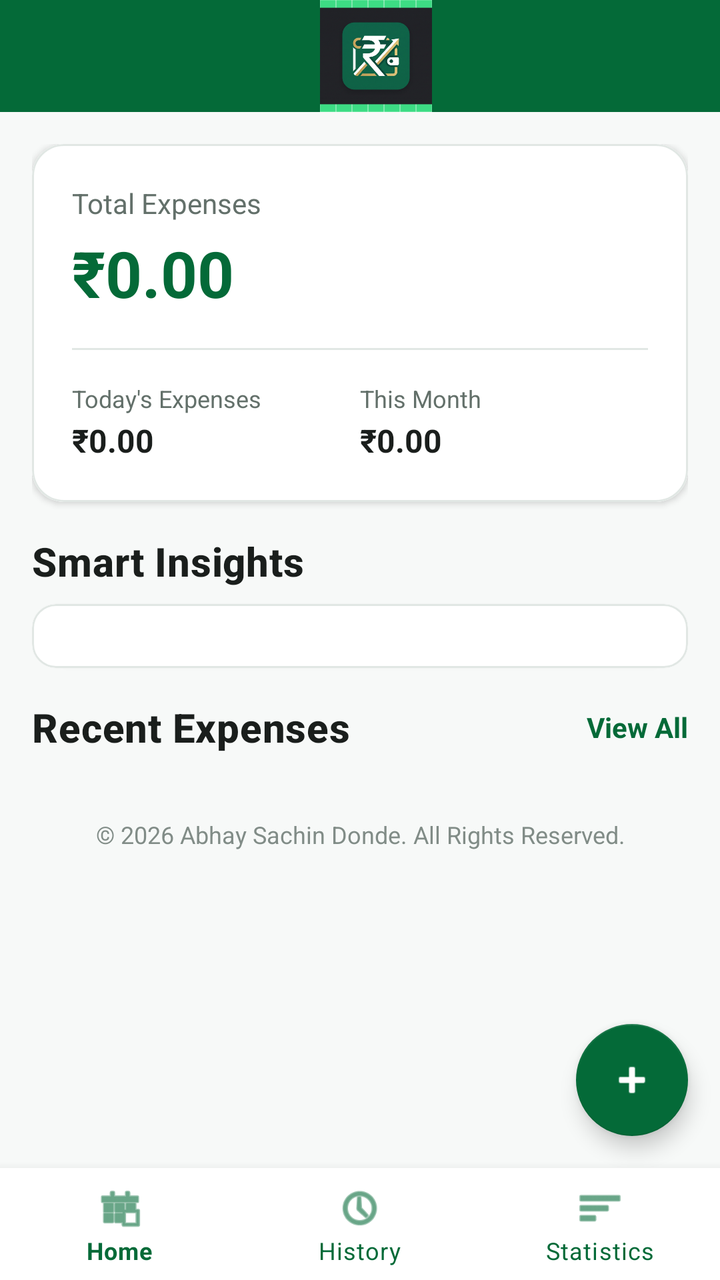
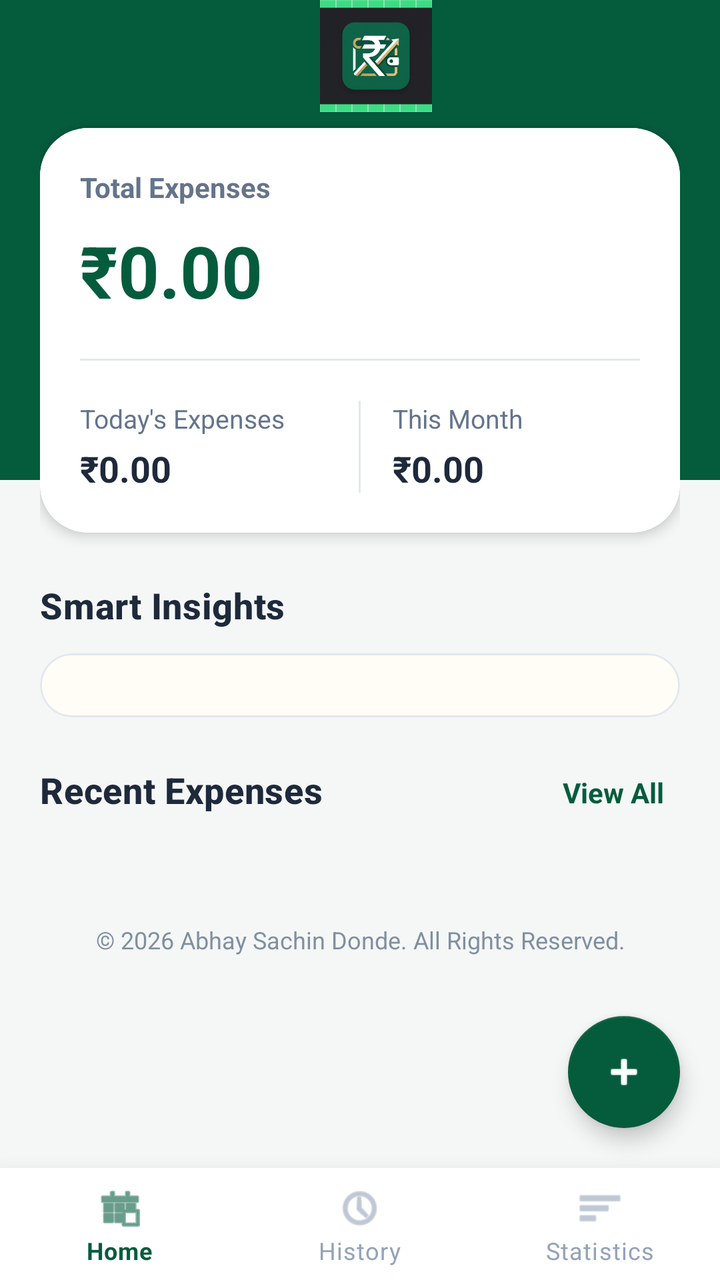

Compare the two renders of this Android layout. The source of the first and the diff that turns it into the second are given below.
<!-- AndroidManifest.xml: application theme Theme.DailyHisaab -->
<!-- res/layout/activity_main.xml -->
<?xml version="1.0" encoding="utf-8"?>
<androidx.constraintlayout.widget.ConstraintLayout
    xmlns:android="http://schemas.android.com/apk/res/android"
    xmlns:app="http://schemas.android.com/apk/res-auto"
    xmlns:tools="http://schemas.android.com/tools"
    android:layout_width="match_parent"
    android:layout_height="match_parent"
    android:background="?android:attr/colorBackground"
    tools:context=".MainActivity">

    
    <com.google.android.material.appbar.AppBarLayout
        android:id="@+id/appBarLayout"
        android:layout_width="match_parent"
        android:layout_height="wrap_content"
        app:layout_constraintTop_toTopOf="parent">
        <androidx.appcompat.widget.Toolbar
            android:id="@+id/toolbar"
            android:layout_width="match_parent"
            android:layout_height="?attr/actionBarSize"
            android:background="?attr/colorPrimary"
            app:title="@string/dashboard_title"
            app:titleTextColor="?attr/colorOnPrimary"
            app:logo="@drawable/ic_logo"
            app:titleMarginStart="16dp"/>
    </com.google.android.material.appbar.AppBarLayout>

    <androidx.core.widget.NestedScrollView
        android:layout_width="match_parent"
        android:layout_height="0dp"
        app:layout_constraintTop_toBottomOf="@id/appBarLayout"
        app:layout_constraintBottom_toTopOf="@id/bottomNavigation">

        <LinearLayout
            android:layout_width="match_parent"
            android:layout_height="wrap_content"
            android:orientation="vertical"
            android:padding="@dimen/activity_margin">

            
            <com.google.android.material.card.MaterialCardView
                android:layout_width="match_parent"
                android:layout_height="wrap_content"
                android:layout_marginBottom="16dp"
                app:cardCornerRadius="16dp"
                app:cardElevation="2dp"
                app:strokeWidth="1dp"
                app:strokeColor="@color/divider">

                <LinearLayout
                    android:layout_width="match_parent"
                    android:layout_height="wrap_content"
                    android:orientation="vertical"
                    android:padding="20dp"
                    android:background="?attr/colorSurface">

                    <TextView
                        android:layout_width="wrap_content"
                        android:layout_height="wrap_content"
                        android:text="@string/total_expenses"
                        android:textSize="14sp"
                        android:textColor="?android:attr/textColorSecondary"/>
                    <TextView
                        android:id="@+id/tvTotalExpenses"
                        android:layout_width="wrap_content"
                        android:layout_height="wrap_content"
                        android:layout_marginTop="4dp"
                        android:text="₹0.00"
                        android:textSize="32sp"
                        android:textColor="?attr/colorPrimary"
                        android:textStyle="bold"/>

                    <View
                        android:layout_width="match_parent"
                        android:layout_height="1dp"
                        android:background="@color/divider"
                        android:layout_marginTop="16dp"
                        android:layout_marginBottom="16dp"/>

                    <LinearLayout
                        android:layout_width="match_parent"
                        android:layout_height="wrap_content"
                        android:orientation="horizontal"
                        android:baselineAligned="false">
                        <LinearLayout
                            android:layout_width="0dp"
                            android:layout_height="wrap_content"
                            android:layout_weight="1"
                            android:orientation="vertical">
                            <TextView
                                android:layout_width="wrap_content"
                                android:layout_height="wrap_content"
                                android:text="@string/today_expenses"
                                android:textSize="12sp"
                                android:textColor="?android:attr/textColorSecondary"/>
                            <TextView
                                android:id="@+id/tvTodayExpenses"
                                android:layout_width="wrap_content"
                                android:layout_height="wrap_content"
                                android:layout_marginTop="2dp"
                                android:text="₹0.00"
                                android:textSize="16sp"
                                android:textColor="?android:attr/textColorPrimary"
                                android:textStyle="bold"/>
                        </LinearLayout>
                        <LinearLayout
                            android:layout_width="0dp"
                            android:layout_height="wrap_content"
                            android:layout_weight="1"
                            android:orientation="vertical">
                            <TextView
                                android:layout_width="wrap_content"
                                android:layout_height="wrap_content"
                                android:text="@string/month_expenses"
                                android:textSize="12sp"
                                android:textColor="?android:attr/textColorSecondary"/>
                            <TextView
                                android:id="@+id/tvMonthExpenses"
                                android:layout_width="wrap_content"
                                android:layout_height="wrap_content"
                                android:layout_marginTop="2dp"
                                android:text="₹0.00"
                                android:textSize="16sp"
                                android:textColor="?android:attr/textColorPrimary"
                                android:textStyle="bold"/>
                        </LinearLayout>
                    </LinearLayout>

                    <LinearLayout
                        android:id="@+id/layoutBudget"
                        android:layout_width="match_parent"
                        android:layout_height="wrap_content"
                        android:orientation="vertical"
                        android:layout_marginTop="16dp"
                        android:visibility="gone">

                        <RelativeLayout
                            android:layout_width="match_parent"
                            android:layout_height="wrap_content">
                            <TextView
                                android:layout_width="wrap_content"
                                android:layout_height="wrap_content"
                                android:text="@string/monthly_budget"
                                android:textSize="12sp"
                                android:textColor="?android:attr/textColorSecondary"/>
                            <TextView
                                android:id="@+id/tvBudgetRemaining"
                                android:layout_width="wrap_content"
                                android:layout_height="wrap_content"
                                android:text="Remaining: ₹0.00"
                                android:textSize="12sp"
                                android:textColor="?android:attr/textColorSecondary"
                                android:layout_alignParentEnd="true"/>
                        </RelativeLayout>

                        <com.google.android.material.progressindicator.LinearProgressIndicator
                            android:id="@+id/progressBudget"
                            android:layout_width="match_parent"
                            android:layout_height="wrap_content"
                            android:layout_marginTop="8dp"
                            app:trackColor="@color/budgetTrack"
                            app:indicatorColor="?attr/colorPrimary"
                            app:trackCornerRadius="4dp"/>
                    </LinearLayout>

                </LinearLayout>
            </com.google.android.material.card.MaterialCardView>

            
            <TextView
                android:layout_width="wrap_content"
                android:layout_height="wrap_content"
                android:text="@string/smart_insights"
                style="@style/CardTitleStyle"
                android:layout_marginBottom="8dp"/>

            <com.google.android.material.card.MaterialCardView
                android:layout_width="match_parent"
                android:layout_height="wrap_content"
                android:layout_marginBottom="16dp"
                app:cardCornerRadius="12dp"
                app:cardElevation="1dp"
                app:strokeWidth="1dp"
                app:strokeColor="@color/divider">
                <LinearLayout
                    android:id="@+id/layoutInsights"
                    android:layout_width="match_parent"
                    android:layout_height="wrap_content"
                    android:orientation="vertical"
                    android:padding="16dp"
                    android:background="?attr/colorSurface"/>
            </com.google.android.material.card.MaterialCardView>

            
            <RelativeLayout
                android:layout_width="match_parent"
                android:layout_height="wrap_content"
                android:layout_marginBottom="8dp">
                <TextView
                    android:layout_width="wrap_content"
                    android:layout_height="wrap_content"
                    android:text="@string/recent_expenses"
                    android:layout_alignParentStart="true"
                    style="@style/CardTitleStyle" />
                <TextView
                    android:id="@+id/tvViewAll"
                    android:layout_width="wrap_content"
                    android:layout_height="wrap_content"
                    android:text="@string/view_all"
                    android:textColor="?attr/colorPrimary"
                    android:layout_alignParentEnd="true"
                    android:layout_centerVertical="true"
                    android:textStyle="bold"
                    android:clickable="true"
                    android:focusable="true"
                    android:background="?attr/selectableItemBackground"/>
            </RelativeLayout>

            
            <androidx.recyclerview.widget.RecyclerView
                android:id="@+id/rvRecentExpenses"
                android:layout_width="match_parent"
                android:layout_height="wrap_content"
                android:nestedScrollingEnabled="false"/>

            <TextView
                android:id="@+id/tvEmptyRecent"
                android:layout_width="match_parent"
                android:layout_height="wrap_content"
                android:text="@string/no_recent_expenses"
                android:gravity="center"
                android:layout_marginTop="16dp"
                android:layout_marginBottom="16dp"
                android:textColor="?android:attr/textColorSecondary"
                android:visibility="gone"/>

            
            <include layout="@layout/layout_footer"
                android:layout_width="match_parent"
                android:layout_height="wrap_content"
                android:layout_marginTop="8dp"/>

        </LinearLayout>
    </androidx.core.widget.NestedScrollView>

    <com.google.android.material.floatingactionbutton.FloatingActionButton
        android:id="@+id/fabAddExpense"
        android:layout_width="wrap_content"
        android:layout_height="wrap_content"
        android:layout_margin="@dimen/fab_margin"
        android:src="@android:drawable/ic_input_add"
        app:tint="?attr/colorOnPrimary"
        app:backgroundTint="?attr/colorPrimary"
        app:layout_constraintBottom_toTopOf="@id/bottomNavigation"
        app:layout_constraintEnd_toEndOf="parent"
        android:contentDescription="@string/add_expense_title" />

    <com.google.android.material.bottomnavigation.BottomNavigationView
        android:id="@+id/bottomNavigation"
        android:layout_width="match_parent"
        android:layout_height="wrap_content"
        app:layout_constraintBottom_toBottomOf="parent"
        app:menu="@menu/bottom_nav_menu"
        android:background="?attr/colorSurface"
        app:itemIconTint="?attr/colorPrimary"
        app:itemTextColor="?attr/colorPrimary"/>

</androidx.constraintlayout.widget.ConstraintLayout>
<!-- res/layout/layout_footer.xml (included above) -->
<?xml version="1.0" encoding="utf-8"?>
<TextView xmlns:android="http://schemas.android.com/apk/res/android"
    android:layout_width="match_parent"
    android:layout_height="wrap_content"
    android:text="@string/footer_copyright"
    android:textSize="12sp"
    android:textColor="?android:attr/textColorSecondary"
    android:gravity="center"
    android:paddingTop="16dp"
    android:paddingBottom="16dp"
    android:alpha="0.8"/>
<!-- resources referenced by this layout -->
<resources>
  <color name="budgetTrack">#E1E7E4</color>
  <color name="divider">#E1E7E4</color>
  <dimen name="activity_margin">16dp</dimen>
  <dimen name="fab_margin">16dp</dimen>
  <!-- drawable ic_logo: png bitmap (drawable, 210172 bytes) -->
  <string name="add_expense_title">Add Expense</string>
  <string name="dashboard_title">Dashboard</string>
  <string name="footer_copyright">© 2026 Abhay Sachin Donde. All Rights Reserved.</string>
  <string name="month_expenses">This Month</string>
  <string name="monthly_budget">Monthly Budget</string>
  <string name="no_recent_expenses">No recent expenses found</string>
  <string name="recent_expenses">Recent Expenses</string>
  <string name="smart_insights">Smart Insights</string>
  <string name="today_expenses">Today\'s Expenses</string>
  <string name="total_expenses">Total Expenses</string>
  <string name="view_all">View All</string>
  <style name="CardTitleStyle" parent="TextAppearance.MaterialComponents.Headline6">
          <item name="android:textColor">@color/textPrimary</item>
          <item name="android:textStyle">bold</item>
      </style>
  <style name="Theme.DailyHisaab" parent="Theme.MaterialComponents.DayNight.NoActionBar">
          
          <item name="colorPrimary">@color/primary</item>
          <item name="colorPrimaryVariant">@color/primaryVariant</item>
          <item name="colorOnPrimary">@color/onPrimary</item>
          
          <item name="colorSecondary">@color/secondary</item>
          <item name="colorSecondaryVariant">@color/secondaryVariant</item>
          <item name="colorOnSecondary">@color/onPrimary</item>
          
          <item name="android:statusBarColor">@color/primaryVariant</item>
  
          
          <item name="android:colorBackground">@color/background</item>
          <item name="colorSurface">@color/surface</item>
          <item name="colorError">@color/error</item>
  
          
          <item name="android:textColorPrimary">@color/textPrimary</item>
          <item name="android:textColorSecondary">@color/textSecondary</item>
      </style>
  <color name="textPrimary">#1A1E1C</color>
  <color name="primary">#046A38</color>
  <color name="primaryVariant">#034C28</color>
  <color name="onPrimary">#FFFFFF</color>
  <color name="secondary">#0F9D58</color>
  <color name="secondaryVariant">#0B8043</color>
  <color name="background">#F7F9F8</color>
  <color name="surface">#FFFFFF</color>
  <color name="error">#D32F2F</color>
  <color name="textSecondary">#63706A</color>
</resources>

<!-- the commit's change to res/layout/activity_main.xml (unified diff, before → after) -->
@@ -9,49 +9,52 @@
     tools:context=".MainActivity">
 
     
-    <com.google.android.material.appbar.AppBarLayout
-        android:id="@+id/appBarLayout"
-        android:layout_width="match_parent"
-        android:layout_height="wrap_content"
-        app:layout_constraintTop_toTopOf="parent">
-        <androidx.appcompat.widget.Toolbar
-            android:id="@+id/toolbar"
-            android:layout_width="match_parent"
-            android:layout_height="?attr/actionBarSize"
-            android:background="?attr/colorPrimary"
-            app:title="@string/dashboard_title"
-            app:titleTextColor="?attr/colorOnPrimary"
-            app:logo="@drawable/ic_logo"
-            app:titleMarginStart="16dp"/>
-    </com.google.android.material.appbar.AppBarLayout>
+    <View
+        android:id="@+id/topBg"
+        android:layout_width="match_parent"
+        android:layout_height="@dimen/app_bar_height"
+        android:background="?attr/colorPrimary"
+        app:layout_constraintTop_toTopOf="parent"/>
+
+    <androidx.appcompat.widget.Toolbar
+        android:id="@+id/toolbar"
+        android:layout_width="match_parent"
+        android:layout_height="?attr/actionBarSize"
+        android:background="@color/transparent"
+        app:title="@string/dashboard_title"
+        app:titleTextColor="?attr/colorOnPrimary"
+        app:logo="@drawable/ic_logo"
+        app:titleMarginStart="16dp"
+        app:layout_constraintTop_toTopOf="parent"
+        android:elevation="0dp"/>
 
     <androidx.core.widget.NestedScrollView
         android:layout_width="match_parent"
         android:layout_height="0dp"
-        app:layout_constraintTop_toBottomOf="@id/appBarLayout"
-        app:layout_constraintBottom_toTopOf="@id/bottomNavigation">
+        app:layout_constraintTop_toBottomOf="@id/toolbar"
+        app:layout_constraintBottom_toTopOf="@id/bottomNavigation"
+        android:clipToPadding="false"
+        android:paddingBottom="24dp">
 
         <LinearLayout
             android:layout_width="match_parent"
             android:layout_height="wrap_content"
             android:orientation="vertical"
-            android:padding="@dimen/activity_margin">
+            android:paddingHorizontal="@dimen/activity_margin">
 
             
             <com.google.android.material.card.MaterialCardView
                 android:layout_width="match_parent"
                 android:layout_height="wrap_content"
-                android:layout_marginBottom="16dp"
-                app:cardCornerRadius="16dp"
-                app:cardElevation="2dp"
-                app:strokeWidth="1dp"
-                app:strokeColor="@color/divider">
+                android:layout_marginTop="8dp"
+                android:layout_marginBottom="24dp"
+                style="@style/Widget.DailyHisaab.Card">
 
                 <LinearLayout
                     android:layout_width="match_parent"
                     android:layout_height="wrap_content"
                     android:orientation="vertical"
-                    android:padding="20dp"
+                    android:padding="@dimen/card_padding"
                     android:background="?attr/colorSurface">
 
                     <TextView
@@ -59,14 +62,16 @@
                         android:layout_height="wrap_content"
                         android:text="@string/total_expenses"
                         android:textSize="14sp"
+                        android:textStyle="bold"
                         android:textColor="?android:attr/textColorSecondary"/>
+
                     <TextView
                         android:id="@+id/tvTotalExpenses"
                         android:layout_width="wrap_content"
                         android:layout_height="wrap_content"
-                        android:layout_marginTop="4dp"
+                        android:layout_marginTop="8dp"
                         android:text="₹0.00"
-                        android:textSize="32sp"
+                        android:textSize="36sp"
                         android:textColor="?attr/colorPrimary"
                         android:textStyle="bold"/>
 
@@ -74,9 +79,10 @@
                         android:layout_width="match_parent"
                         android:layout_height="1dp"
                         android:background="@color/divider"
-                        android:layout_marginTop="16dp"
-                        android:layout_marginBottom="16dp"/>
-
+                        android:layout_marginTop="20dp"
+                        android:layout_marginBottom="20dp"/>
+
+                    
                     <LinearLayout
                         android:layout_width="match_parent"
                         android:layout_height="wrap_content"
@@ -91,18 +97,25 @@
                                 android:layout_width="wrap_content"
                                 android:layout_height="wrap_content"
                                 android:text="@string/today_expenses"
-                                android:textSize="12sp"
+                                android:textSize="13sp"
                                 android:textColor="?android:attr/textColorSecondary"/>
                             <TextView
                                 android:id="@+id/tvTodayExpenses"
                                 android:layout_width="wrap_content"
                                 android:layout_height="wrap_content"
-                                android:layout_marginTop="2dp"
+                                android:layout_marginTop="4dp"
                                 android:text="₹0.00"
-                                android:textSize="16sp"
+                                android:textSize="18sp"
                                 android:textColor="?android:attr/textColorPrimary"
                                 android:textStyle="bold"/>
                         </LinearLayout>
+
+                        <View
+                            android:layout_width="1dp"
+                            android:layout_height="match_parent"
+                            android:background="@color/divider"
+                            android:layout_marginHorizontal="16dp"/>
+
                         <LinearLayout
                             android:layout_width="0dp"
                             android:layout_height="wrap_content"
@@ -112,15 +125,15 @@
                                 android:layout_width="wrap_content"
                                 android:layout_height="wrap_content"
                                 android:text="@string/month_expenses"
-                                android:textSize="12sp"
+                                android:textSize="13sp"
                                 android:textColor="?android:attr/textColorSecondary"/>
                             <TextView
                                 android:id="@+id/tvMonthExpenses"
                                 android:layout_width="wrap_content"
                                 android:layout_height="wrap_content"
-                                android:layout_marginTop="2dp"
+                                android:layout_marginTop="4dp"
                                 android:text="₹0.00"
-                                android:textSize="16sp"
+                                android:textSize="18sp"
                                 android:textColor="?android:attr/textColorPrimary"
                                 android:textStyle="bold"/>
                         </LinearLayout>
@@ -131,7 +144,7 @@
                         android:layout_width="match_parent"
                         android:layout_height="wrap_content"
                         android:orientation="vertical"
-                        android:layout_marginTop="16dp"
+                        android:layout_marginTop="20dp"
                         android:visibility="gone">
 
                         <RelativeLayout
@@ -141,15 +154,17 @@
                                 android:layout_width="wrap_content"
                                 android:layout_height="wrap_content"
                                 android:text="@string/monthly_budget"
-                                android:textSize="12sp"
-                                android:textColor="?android:attr/textColorSecondary"/>
+                                android:textSize="13sp"
+                                android:textColor="?android:attr/textColorSecondary"
+                                android:textStyle="bold"/>
                             <TextView
                                 android:id="@+id/tvBudgetRemaining"
                                 android:layout_width="wrap_content"
                                 android:layout_height="wrap_content"
                                 android:text="Remaining: ₹0.00"
-                                android:textSize="12sp"
+                                android:textSize="13sp"
                                 android:textColor="?android:attr/textColorSecondary"
+                                android:textStyle="bold"
                                 android:layout_alignParentEnd="true"/>
                         </RelativeLayout>
 
@@ -157,12 +172,12 @@
                             android:id="@+id/progressBudget"
                             android:layout_width="match_parent"
                             android:layout_height="wrap_content"
-                            android:layout_marginTop="8dp"
+                            android:layout_marginTop="12dp"
                             app:trackColor="@color/budgetTrack"
                             app:indicatorColor="?attr/colorPrimary"
+                            app:trackThickness="8dp"
                             app:trackCornerRadius="4dp"/>
                     </LinearLayout>
-
                 </LinearLayout>
             </com.google.android.material.card.MaterialCardView>
 
@@ -172,30 +187,30 @@
                 android:layout_height="wrap_content"
                 android:text="@string/smart_insights"
                 style="@style/CardTitleStyle"
-                android:layout_marginBottom="8dp"/>
+                android:layout_marginBottom="12dp"/>
 
             <com.google.android.material.card.MaterialCardView
                 android:layout_width="match_parent"
                 android:layout_height="wrap_content"
-                android:layout_marginBottom="16dp"
-                app:cardCornerRadius="12dp"
-                app:cardElevation="1dp"
+                android:layout_marginBottom="24dp"
+                app:cardCornerRadius="16dp"
+                app:cardElevation="0dp"
                 app:strokeWidth="1dp"
-                app:strokeColor="@color/divider">
+                app:strokeColor="@color/divider"
+                app:cardBackgroundColor="@color/goldLight">
                 <LinearLayout
                     android:id="@+id/layoutInsights"
                     android:layout_width="match_parent"
                     android:layout_height="wrap_content"
                     android:orientation="vertical"
-                    android:padding="16dp"
-                    android:background="?attr/colorSurface"/>
+                    android:padding="16dp"/>
             </com.google.android.material.card.MaterialCardView>
 
             
             <RelativeLayout
                 android:layout_width="match_parent"
                 android:layout_height="wrap_content"
-                android:layout_marginBottom="8dp">
+                android:layout_marginBottom="12dp">
                 <TextView
                     android:layout_width="wrap_content"
                     android:layout_height="wrap_content"
@@ -211,8 +226,11 @@
                     android:layout_alignParentEnd="true"
                     android:layout_centerVertical="true"
                     android:textStyle="bold"
+                    android:textSize="14sp"
                     android:clickable="true"
                     android:focusable="true"
+                    android:paddingVertical="4dp"
+                    android:paddingHorizontal="8dp"
                     android:background="?attr/selectableItemBackground"/>
             </RelativeLayout>
 
@@ -221,7 +239,8 @@
                 android:id="@+id/rvRecentExpenses"
                 android:layout_width="match_parent"
                 android:layout_height="wrap_content"
-                android:nestedScrollingEnabled="false"/>
+                android:nestedScrollingEnabled="false"
+                android:layout_marginBottom="16dp"/>
 
             <TextView
                 android:id="@+id/tvEmptyRecent"
@@ -253,6 +272,8 @@
         app:backgroundTint="?attr/colorPrimary"
         app:layout_constraintBottom_toTopOf="@id/bottomNavigation"
         app:layout_constraintEnd_toEndOf="parent"
+        app:elevation="6dp"
+        app:fabSize="normal"
         android:contentDescription="@string/add_expense_title" />
 
     <com.google.android.material.bottomnavigation.BottomNavigationView
@@ -261,9 +282,7 @@
         android:layout_height="wrap_content"
         app:layout_constraintBottom_toBottomOf="parent"
         app:menu="@menu/bottom_nav_menu"
-        android:background="?attr/colorSurface"
-        app:itemIconTint="?attr/colorPrimary"
-        app:itemTextColor="?attr/colorPrimary"/>
+        app:elevation="16dp" />
 
 </androidx.constraintlayout.widget.ConstraintLayout>
 <!-- res/layout/layout_footer.xml (included above) -->
<!-- resource entries referenced after the edit -->
@@ -1,9 +1,13 @@
 <!-- resources referenced by this layout -->
 <resources>
-  <color name="budgetTrack">#E1E7E4</color>
-  <color name="divider">#E1E7E4</color>
-  <dimen name="activity_margin">16dp</dimen>
-  <dimen name="fab_margin">16dp</dimen>
+  <color name="budgetTrack">#E2E8F0</color>
+  <color name="divider">#E2E8F0</color>
+  <color name="goldLight">#FFFDF5</color>
+  <color name="transparent">#00000000</color>
+  <dimen name="activity_margin">20dp</dimen>
+  <dimen name="app_bar_height">240dp</dimen>
+  <dimen name="card_padding">20dp</dimen>
+  <dimen name="fab_margin">20dp</dimen>
   <!-- drawable ic_logo: png bitmap (drawable, 210172 bytes) -->
   <string name="add_expense_title">Add Expense</string>
   <string name="dashboard_title">Dashboard</string>
@@ -19,6 +23,12 @@
   <style name="CardTitleStyle" parent="TextAppearance.MaterialComponents.Headline6">
           <item name="android:textColor">@color/textPrimary</item>
           <item name="android:textStyle">bold</item>
+          <item name="android:textSize">18sp</item>
+      </style>
+  <style name="Widget.DailyHisaab.Card" parent="Widget.MaterialComponents.CardView">
+          <item name="cardCornerRadius">24dp</item>
+          <item name="cardElevation">4dp</item>
+          <item name="strokeWidth">0dp</item>
       </style>
   <style name="Theme.DailyHisaab" parent="Theme.MaterialComponents.DayNight.NoActionBar">
           
@@ -30,7 +40,7 @@
           <item name="colorSecondaryVariant">@color/secondaryVariant</item>
           <item name="colorOnSecondary">@color/onPrimary</item>
           
-          <item name="android:statusBarColor">@color/primaryVariant</item>
+          <item name="android:statusBarColor">@color/primary</item>
   
           
           <item name="android:colorBackground">@color/background</item>
@@ -40,16 +50,28 @@
           
           <item name="android:textColorPrimary">@color/textPrimary</item>
           <item name="android:textColorSecondary">@color/textSecondary</item>
+  
+          
+          <item name="bottomNavigationStyle">@style/Widget.DailyHisaab.BottomNavigationView</item>
       </style>
-  <color name="textPrimary">#1A1E1C</color>
-  <color name="primary">#046A38</color>
-  <color name="primaryVariant">#034C28</color>
+  <color name="textPrimary">#1E293B</color>
+  <color name="primary">#055C3D</color>
+  <color name="primaryVariant">#033D28</color>
   <color name="onPrimary">#FFFFFF</color>
-  <color name="secondary">#0F9D58</color>
-  <color name="secondaryVariant">#0B8043</color>
-  <color name="background">#F7F9F8</color>
+  <color name="secondary">#D4AF37</color>
+  <color name="secondaryVariant">#B5952F</color>
+  <color name="background">#F4F7F6</color>
   <color name="surface">#FFFFFF</color>
-  <color name="error">#D32F2F</color>
-  <color name="textSecondary">#63706A</color>
+  <color name="error">#DC2626</color>
+  <color name="textSecondary">#64748B</color>
+  <style name="Widget.DailyHisaab.BottomNavigationView" parent="Widget.MaterialComponents.BottomNavigationView">
+          <item name="materialThemeOverlay">@style/ThemeOverlay.DailyHisaab.BottomNavigation</item>
+          <item name="itemIconTint">@color/nav_item_color</item>
+          <item name="itemTextColor">@color/nav_item_color</item>
+          <item name="itemIconSize">24dp</item>
+      </style>
+  <style name="ThemeOverlay.DailyHisaab.BottomNavigation" parent="">
+          <item name="colorSurface">@color/surface</item>
+      </style>
 </resources>
 
